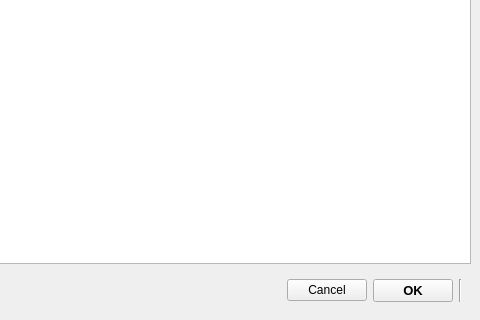
Old version of the form ui/TailoringWindow.ui in the repository OpenSCAP/scap-workbench; both pictures show x 720 to 1200 and y 510 to 830 of the 1200 by 830 pixel window.
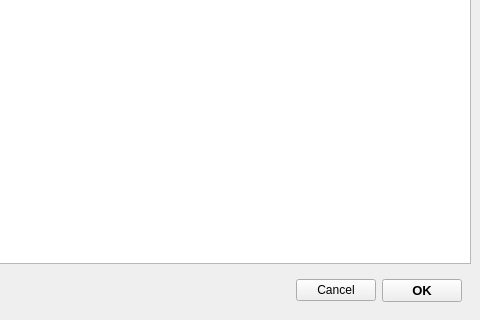
New version of the form.

Commit message: Remove stray line in tailoring window

Diff of the .ui file:
```diff
--- a/ui/TailoringWindow.ui
+++ b/ui/TailoringWindow.ui
@@ -121,13 +121,6 @@
          </property>
         </widget>
        </item>
-       <item>
-        <widget class="Line" name="line">
-         <property name="orientation">
-          <enum>Qt::Vertical</enum>
-         </property>
-        </widget>
-       </item>
       </layout>
      </widget>
     </item>
```
Left out of the diff: 2 changed lines with no effect on the pictures.
